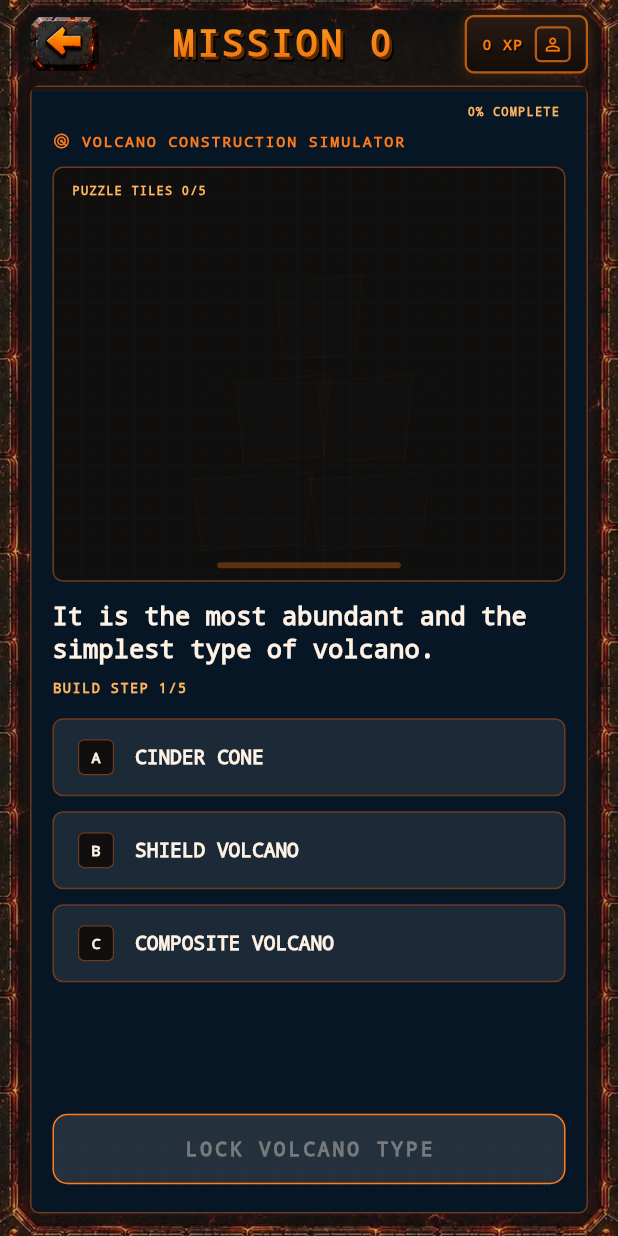
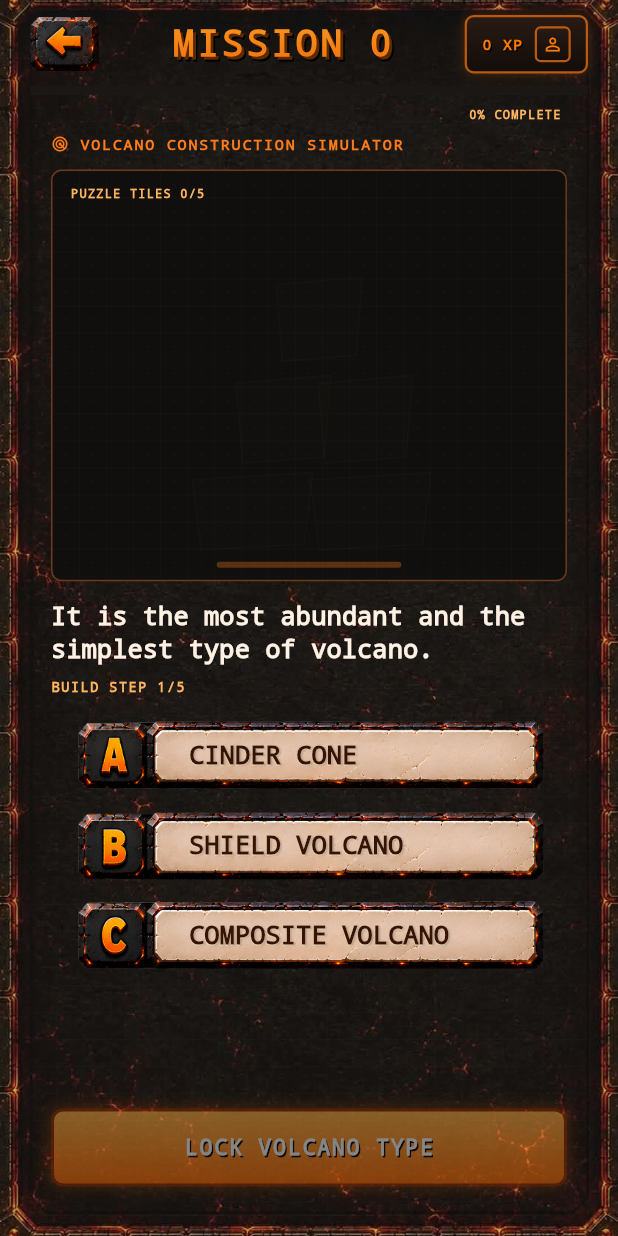
Before and after one commit to 5kydriven/volcano_quest, a Flutter app: the MissionSixVolcanoBuilderScreen screen opened directly with empty values, on a phone screen of 412 x 824 dp. Run offline on Flutter 3.47's test engine with Material 3 defaults, Android fonts, the phone set to English and light mode, and no system bars; our stand-ins replace cloud_firestore, connectivity_plus, drift, firebase_core, flutter_riverpod, go_router and 2 more; missing offline and left inert: flutter_3d_controller; accounts and stored records are empty; generated files the repository leaves out were written again.

Commit message:
feat: redesign mission 6

```diff
--- a/lib/features/missions/screens/mission_six_volcano_builder_screen.dart
+++ b/lib/features/missions/screens/mission_six_volcano_builder_screen.dart
@@ -1,8 +1,11 @@
+import 'dart:ui';
+
 import 'package:flutter/material.dart';
 import 'package:flutter_riverpod/flutter_riverpod.dart';
 import 'package:go_router/go_router.dart';
 
 import '../../../core/constants/app_constants.dart';
+import '../../../core/constants/assets.dart';
 import '../../../core/routing/app_routes.dart';
 import '../../../core/theme/app_theme.dart';
 import '../../../shared/widgets/mission_screen_background.dart';
@@ -254,6 +257,8 @@ class _BuilderContent extends StatelessWidget {
 
   @override
   Widget build(BuildContext context) {
+    final canSubmit = selectedOptionIndex != null && !isSaving;
+
     return Column(
       crossAxisAlignment: CrossAxisAlignment.start,
       children: [
@@ -296,7 +301,11 @@ class _BuilderContent extends StatelessWidget {
               const SizedBox(height: 14),
               for (var index = 0; index < answerOptions.length; index++) ...[
                 _BuilderAnswerTile(
-                  letter: String.fromCharCode(65 + index),
+                  assetPath: Assets.missionTwoAnswerContainers[index],
+                  imageOffsetY: switch (index) {
+                    0 => -9.5,
+                    _ => 0.0,
+                  },
                   text: answerOptions[index],
                   isSelected: selectedOptionIndex == index,
                   onTap: onSelect == null ? null : () => onSelect!(index),
@@ -307,22 +316,59 @@ class _BuilderContent extends StatelessWidget {
           ),
         ),
         const SizedBox(height: 10),
-        SizedBox(
+        Opacity(
+          opacity: canSubmit || isSaving ? 1 : 0.48,
+          child: Container(
             width: double.infinity,
-          child: ElevatedButton(
-            onPressed: selectedOptionIndex == null || isSaving
-                ? null
-                : onSubmit,
+            height: 52,
+            decoration: BoxDecoration(
+              gradient: const LinearGradient(
+                begin: Alignment.topCenter,
+                end: Alignment.bottomCenter,
+                colors: [Color(0xFFFFB347), Color(0xFFFF6A00)],
+              ),
+              borderRadius: BorderRadius.circular(8),
+              border: Border.all(color: const Color(0xFF8F2D00), width: 2),
+              boxShadow: const [
+                BoxShadow(
+                  color: Color(0x66FF6A00),
+                  blurRadius: 8,
+                  spreadRadius: 1,
+                ),
+              ],
+            ),
+            child: Material(
+              color: Colors.transparent,
+              child: InkWell(
+                borderRadius: BorderRadius.circular(8),
+                onTap: canSubmit ? onSubmit : null,
+                child: Center(
                   child: isSaving
                       ? const SizedBox(
-                    width: 16,
-                    height: 16,
+                          width: 18,
+                          height: 18,
                           child: CircularProgressIndicator(
-                      strokeWidth: 1.5,
-                      color: AppColors.teal,
+                            strokeWidth: 2,
+                            color: Colors.white,
                           ),
                         )
-                : const Text('LOCK VOLCANO TYPE'),
+                      : const Text(
+                          'LOCK VOLCANO TYPE',
+                          style: TextStyle(
+                            color: Colors.white,
+                            fontWeight: FontWeight.w900,
+                            letterSpacing: 1.4,
+                            shadows: [
+                              Shadow(
+                                color: Colors.black,
+                                offset: Offset(1, 1),
+                              ),
+                            ],
+                          ),
+                        ),
+                ),
+              ),
+            ),
           ),
         ),
       ],
@@ -589,13 +635,15 @@ class _CrackedTilePainter extends CustomPainter {
 }
 
 class _BuilderAnswerTile extends StatelessWidget {
-  final String letter;
+  final String assetPath;
+  final double imageOffsetY;
   final String text;
   final bool isSelected;
   final VoidCallback? onTap;
 
   const _BuilderAnswerTile({
-    required this.letter,
+    required this.assetPath,
+    required this.imageOffsetY,
     required this.text,
     required this.isSelected,
     required this.onTap,
@@ -603,54 +651,77 @@ class _BuilderAnswerTile extends StatelessWidget {
 
   @override
   Widget build(BuildContext context) {
-    final borderColor = isSelected ? AppColors.teal : AppColors.borderAlt;
-    final backgroundColor = isSelected
-        ? AppColors.surfaceAlt.withValues(alpha: 0.88)
-        : const Color(0xFF1B2A36);
-
     return InkWell(
       onTap: onTap,
-      borderRadius: BorderRadius.circular(7),
+      borderRadius: BorderRadius.circular(0),
       child: AnimatedContainer(
         duration: const Duration(milliseconds: 150),
         width: double.infinity,
-        constraints: const BoxConstraints(minHeight: 52),
-        padding: const EdgeInsets.symmetric(horizontal: 16, vertical: 12),
-        decoration: BoxDecoration(
-          color: backgroundColor,
-          border: Border.all(color: borderColor, width: 1),
-          borderRadius: BorderRadius.circular(7),
+        height: 50,
+        decoration: const BoxDecoration(),
+        clipBehavior: Clip.none,
+        child: Stack(
+          fit: StackFit.expand,
+          children: [
+            if (isSelected)
+              Transform.translate(
+                offset: Offset(0, imageOffsetY),
+                child: Transform.scale(
+                  scaleY: 6,
+                  child: ImageFiltered(
+                    imageFilter: ImageFilter.blur(sigmaX: 2, sigmaY: 2),
+                    child: ColorFiltered(
+                      colorFilter: ColorFilter.mode(
+                        const Color(0xFFFF5A00).withValues(alpha: 0.38),
+                        BlendMode.srcATop,
                       ),
-        child: Row(
-          children: [
-            Container(
-              width: 24,
-              height: 24,
-              alignment: Alignment.center,
-              decoration: BoxDecoration(
-                color: AppColors.background,
-                border: Border.all(color: borderColor, width: 0.8),
-                borderRadius: BorderRadius.circular(4),
-              ),
-              child: Text(
-                letter,
-                style: const TextStyle(
-                  color: AppColors.textPrimary,
-                  fontSize: 10,
-                  fontWeight: FontWeight.w800,
-                  letterSpacing: 0,
+                      child: Image.asset(assetPath, fit: BoxFit.fill),
                     ),
                   ),
                 ),
-            const SizedBox(width: 14),
-            Expanded(
+              ),
+            Transform.translate(
+              offset: Offset(0, imageOffsetY),
+              child: Transform.scale(
+                scaleY: 6,
+                child: Image.asset(assetPath, fit: BoxFit.fill),
+              ),
+            ),
+            Positioned(
+              left: 92,
+              right: 22,
+              top: 0,
+              bottom: 0,
+              child: Align(
+                alignment: Alignment.centerLeft,
                 child: Text(
                   text,
+                  maxLines: 2,
+                  overflow: TextOverflow.ellipsis,
                   style: const TextStyle(
-                  color: AppColors.textPrimary,
-                  fontSize: 13,
-                  fontWeight: FontWeight.w800,
+                    color: Color(0xFF351305),
+                    fontSize: 17,
+                    height: 1,
+                    fontWeight: FontWeight.w900,
                     letterSpacing: 0,
+                    shadows: [
+                      Shadow(
+                        color: Color(0x99FFF0C9),
+                        offset: Offset(0, 1),
+                        blurRadius: 0,
+                      ),
+                      Shadow(
+                        color: Color(0x33000000),
+                        offset: Offset(1, 1),
+                        blurRadius: 1,
+                      ),
+                    ],
+                  ),
+                  strutStyle: const StrutStyle(
+                    fontSize: 17,
+                    height: 1,
+                    forceStrutHeight: true,
+                  ),
                 ),
               ),
             ),
@@ -788,17 +859,13 @@ class _BuilderPanel extends StatelessWidget {
   Widget build(BuildContext context) {
     return Container(
       width: double.infinity,
-      decoration: BoxDecoration(
-        color: const Color(0xFF061625),
-        border: Border.all(color: AppColors.borderAlt, width: 1),
-        borderRadius: BorderRadius.circular(6),
-      ),
+      decoration: BoxDecoration(borderRadius: BorderRadius.circular(0)),
       clipBehavior: Clip.antiAlias,
       child: Column(
         children: [
           LinearProgressIndicator(
             value: progress,
-            minHeight: 3,
+            minHeight: 6,
             backgroundColor: AppColors.surface,
             valueColor: const AlwaysStoppedAnimation<Color>(AppColors.teal),
           ),
```
Lines whose indentation alone changed are shown as unchanged.
